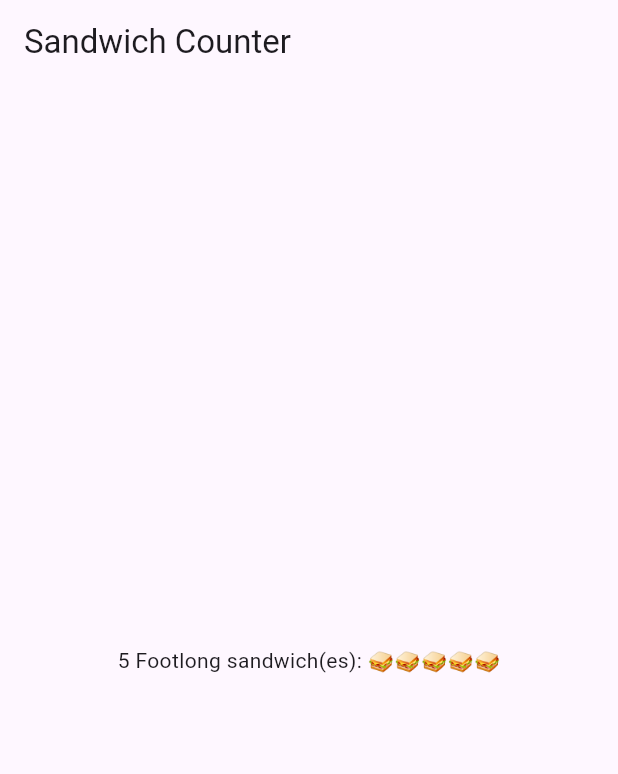
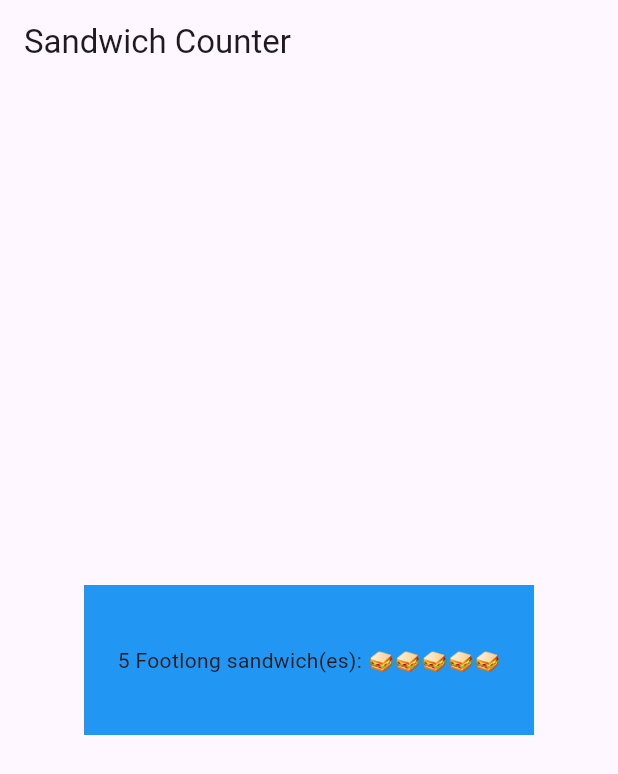
Before and after one commit to WoodhouseA/flutter_application_1, a Flutter app: the screen it shows after launch, on a phone screen of 412 x 824 dp. Shown: the top 774 px of the screen. Run offline on Flutter 3.47's test engine with Material 3 defaults, Android fonts, the phone set to English and light mode, and no system bars.

Commit message:
Wrap the OrderItemDisplay in a Container and define values for it

```diff
--- a/lib/main.dart
+++ b/lib/main.dart
@@ -13,8 +13,13 @@ class App extends StatelessWidget {
       title: 'Sandwich Shop App',
       home: Scaffold(
         appBar: AppBar(title: const Text('Sandwich Counter')),
-        body: const Center(
-          child: OrderItemDisplay(5, 'Footlong'),
+        body: Center(
+          child: Container(
+            alignment: Alignment.center,
+            width: 300,
+            height: 100,
+            color: Colors.blue,
+            child: const OrderItemDisplay(5, 'Footlong')),
         ),
       ),
     );
```
